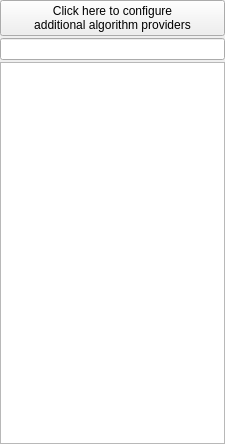
Before: the Qt Designer form ui/SextanteToolbox.ui in pka/qgisenterprise-sextante-plugin, drawn with Qt 5.
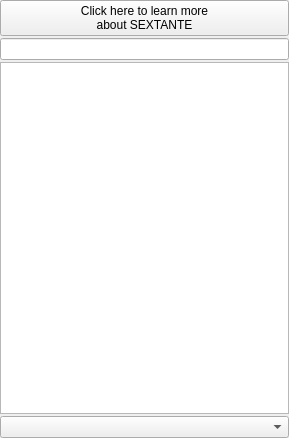
After: the same form once the commit is applied. Custom widgets are drawn as their Qt base class.

Commit message: [sextante] Made configuration of algorithm classification available in toolbox

The edit to the form file:
```diff
--- a/ui/SextanteToolbox.ui
+++ b/ui/SextanteToolbox.ui
@@ -6,8 +6,8 @@
    <rect>
     <x>0</x>
     <y>0</y>
-    <width>225</width>
-    <height>444</height>
+    <width>289</width>
+    <height>438</height>
    </rect>
   </property>
   <property name="windowTitle">
@@ -24,8 +24,8 @@
     <item>
      <widget class="QPushButton" name="externalAppsButton">
       <property name="text">
-       <string>Click here to configure
-additional algorithm providers</string>
+       <string>Click here to learn more
+about SEXTANTE</string>
       </property>
      </widget>
     </item>
@@ -51,6 +51,9 @@
       </column>
      </widget>
     </item>
+    <item>
+     <widget class="QComboBox" name="modeComboBox"/>
+    </item>
    </layout>
   </widget>
  </widget>
```
The commit also changes 2 other files.
